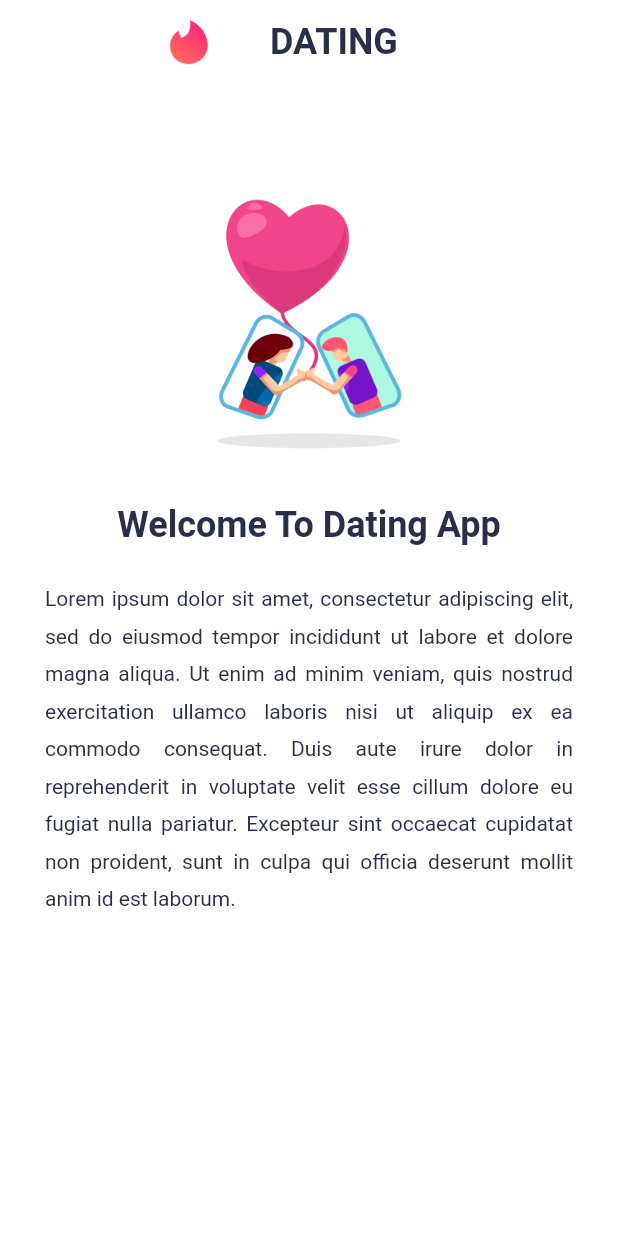
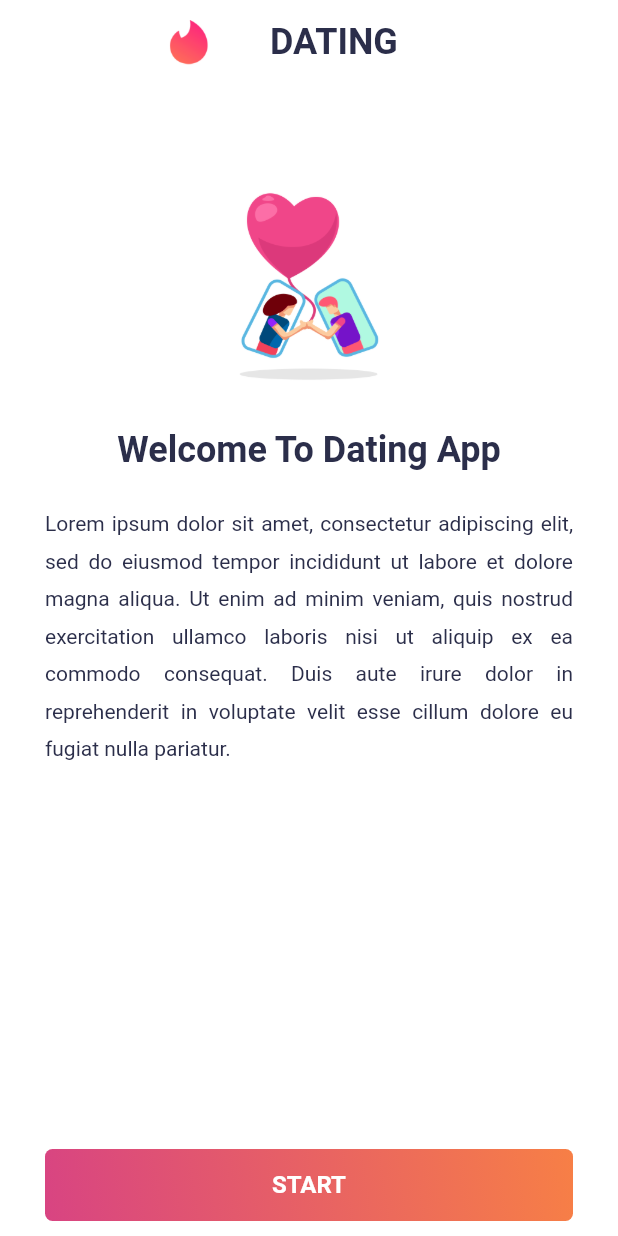
Before and after one commit to CPAD-Gazipur/Flutter-Dating-App, a Flutter app: the OnBoardingScreen screen opened by its route, on a phone screen of 412 x 824 dp. Run offline on Flutter 3.47's test engine with Material 2 defaults, Android fonts, the light colour scheme and no system bars; our stand-ins replace bloc, equatable, flutter_bloc; network calls fail; Roboto replaces fonts that are missing (Optima).

Commit message:
Dating App: OnBoarding Start Tab Added

```diff
--- a/lib/main.dart
+++ b/lib/main.dart
@@ -29,7 +29,7 @@ class MyApp extends StatelessWidget {
           debugShowCheckedModeBanner: false,
           theme: theme(),
           onGenerateRoute: AppRoute.onGenerateRoute,
-          initialRoute: HomeScreen.routeName,
+          initialRoute: OnBoardingScreen.routeName,
         ));
   }
 }
--- a/lib/screens/home/home_screen.dart
+++ b/lib/screens/home/home_screen.dart
@@ -37,6 +37,13 @@ class HomeScreen extends StatelessWidget {
                     arguments: state.users[0],
                   );
                 },
+                onTap: () {
+                  Navigator.pushNamed(
+                    context,
+                    '/user',
+                    arguments: state.users[0],
+                  );
+                },
                 child: Draggable(
                   feedback: UserCard(
                     user: state.users[0],
@@ -66,7 +73,7 @@ class HomeScreen extends StatelessWidget {
               ),
               Padding(
                 padding: const EdgeInsets.symmetric(
-                  vertical: 8.0,
+                  vertical: 5.0,
                   horizontal: 60,
                 ),
                 child: Row(
--- a/lib/screens/on_boarding/onboarding_tab_screens/start_tab_screen.dart
+++ b/lib/screens/on_boarding/onboarding_tab_screens/start_tab_screen.dart
@@ -1,4 +1,5 @@
 import 'package:flutter/material.dart';
+import 'package:flutter_dating_app/widgets/widgets.dart';
 
 class StartTabScreen extends StatelessWidget {
   final TabController tabController;
@@ -15,26 +16,33 @@ class StartTabScreen extends StatelessWidget {
           vertical: 10,
         ),
         child: Column(
+          mainAxisAlignment: MainAxisAlignment.spaceBetween,
           children: [
-            SizedBox(height: 50),
-            Container(
-              height: 200,
-              width: 200,
+            Column(
+              children: [
+                const SizedBox(height: 50),
+                SizedBox(
+                  height: 150,
+                  width: 150,
                   child: Image.asset('assets/dating_splash.png'),
                 ),
-            SizedBox(height: 20),
+                const SizedBox(height: 20),
                 Text(
                   'Welcome To Dating App',
                   style: Theme.of(context).textTheme.headline2,
                 ),
-            SizedBox(height: 20),
+                const SizedBox(height: 20),
                 Text(
-              'Lorem ipsum dolor sit amet, consectetur adipiscing elit, sed do eiusmod tempor incididunt ut labore et dolore magna aliqua. Ut enim ad minim veniam, quis nostrud exercitation ullamco laboris nisi ut aliquip ex ea commodo consequat. Duis aute irure dolor in reprehenderit in voluptate velit esse cillum dolore eu fugiat nulla pariatur. Excepteur sint occaecat cupidatat non proident, sunt in culpa qui officia deserunt mollit anim id est laborum.',
+                  'Lorem ipsum dolor sit amet, consectetur adipiscing elit, sed do eiusmod tempor incididunt ut labore et dolore magna aliqua. Ut enim ad minim veniam, quis nostrud exercitation ullamco laboris nisi ut aliquip ex ea commodo consequat. Duis aute irure dolor in reprehenderit in voluptate velit esse cillum dolore eu fugiat nulla pariatur.',
                   style: Theme.of(context).textTheme.headline6!.copyWith(
                         height: 1.8,
                       ),
                   textAlign: TextAlign.justify,
-            )
+                ),
+                const SizedBox(height: 20),
+              ],
+            ),
+            CustomButton(tabController: tabController),
           ],
         ));
   }
--- /dev/null
+++ b/lib/widgets/custom_button.dart
@@ -0,0 +1,45 @@
+import 'package:flutter/material.dart';
+
+class CustomButton extends StatelessWidget {
+  final TabController tabController;
+
+  const CustomButton({
+    Key? key,
+    required this.tabController,
+  }) : super(key: key);
+
+  @override
+  Widget build(BuildContext context) {
+    return DecoratedBox(
+      decoration: BoxDecoration(
+        gradient: const LinearGradient(
+          colors: [
+            Color(0xFFD84482),
+            Color(0xFFF77F46),
+          ],
+          begin: Alignment.bottomLeft,
+          end: Alignment.topRight,
+        ),
+        borderRadius: BorderRadius.circular(5.0),
+      ),
+      child: ElevatedButton(
+        style: ElevatedButton.styleFrom(
+          elevation: 0,
+          primary: Colors.transparent,
+        ),
+        onPressed: () {},
+        child: SizedBox(
+          width: double.infinity,
+          child: Center(
+            child: Text(
+              'START',
+              style: Theme.of(context).textTheme.headline4!.copyWith(
+                    color: Colors.white,
+                  ),
+            ),
+          ),
+        ),
+      ),
+    );
+  }
+}
--- a/lib/widgets/widgets.dart
+++ b/lib/widgets/widgets.dart
@@ -1,4 +1,5 @@
+export 'choice_button.dart';
 export 'custom_appbar.dart';
+export 'custom_button.dart';
 export 'user_card.dart';
 export 'user_small_image.dart';
-export 'choice_button.dart';
```
Lines whose indentation alone changed are shown as unchanged.
